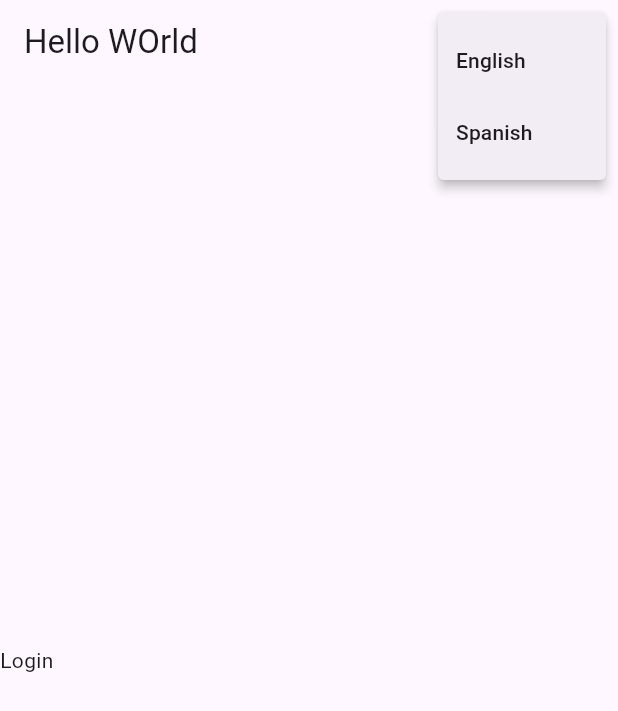
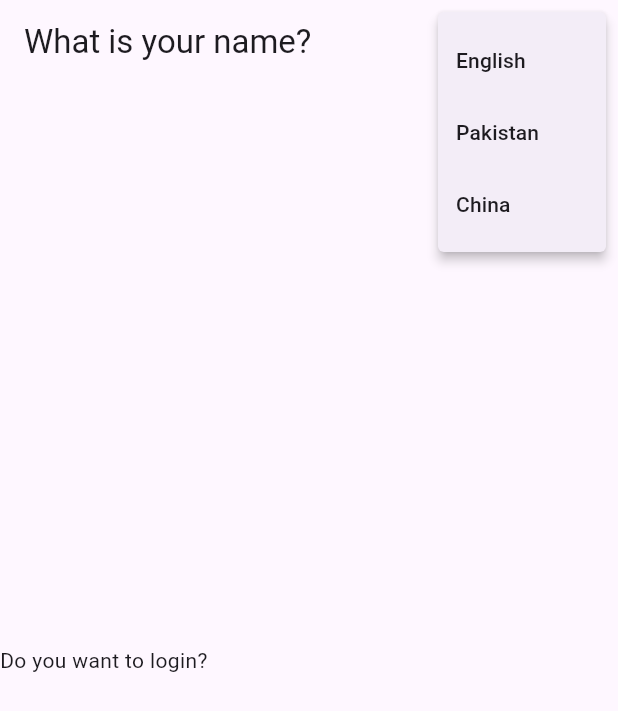
Before and after one commit to abdulhalim704/language_translate, a Flutter app: the screen it shows after launch, after a tap on the "more vert" icon, on a phone screen of 412 x 824 dp. Shown: the top 711 px of the screen. Run offline on Flutter 3.47's test engine with Material 3 defaults, Android fonts, the phone set to English and light mode, and no system bars; our stand-ins replace get, get_storage; generated files the repository leaves out were written again.

```diff
--- a/lib/home/home_screen.dart
+++ b/lib/home/home_screen.dart
@@ -1,54 +1,107 @@
+// home_screen.dart
+
 import 'package:flutter/material.dart';
+import 'package:get/get.dart';
+import 'package:language/providers/language_change_provider.dart';
 import 'package:flutter_gen/gen_l10n/app_localizations.dart';
-import 'package:language/providers/language_change_provider.dart';
-import 'package:provider/provider.dart';
 
-class HomeScreen extends StatefulWidget {
-  const HomeScreen({super.key});
+class HomeScreen extends StatelessWidget {
+  final LanguageChangeController languageController =
+  Get.find(); // Get the instance of LanguageChangeController
 
-  @override
-  State<HomeScreen> createState() => _HomeScreenState();
-}
-
-enum Language { english, spanish }
-
-class _HomeScreenState extends State<HomeScreen> {
   @override
   Widget build(BuildContext context) {
     return Scaffold(
       appBar: AppBar(
         actions: [
-          Consumer<LanguageChangeProvider>(builder: (context,provider,_){
-            return PopupMenuButton(
-              onSelected: (Language item){
-                if(Language.english.name == item.name){
-                  provider.changeLanguage(Locale('en'));
-                }else{
-                  provider.changeLanguage(Locale('es'));
-                }
+          PopupMenuButton<String>(
+            onSelected: (String languageCode) {
+              languageController.changeLanguage(languageCode);
+              Get.updateLocale(Locale(languageCode)); // Force update locale
             },
-              itemBuilder: (BuildContext context) => <PopupMenuEntry<Language>>[
+            itemBuilder: (BuildContext context) => <PopupMenuEntry<String>>[
               PopupMenuItem(
-                  value: Language.english,
+                value: 'en_US',
                 child: Text('English'),
               ),
               PopupMenuItem(
-                  value: Language.spanish,
-                  child: Text('Spanish'),
+                value: 'ur_PK',
+                child: Text('Pakistan')),
+              PopupMenuItem(
+                value: 'zh_CN',
+                child: Text('China'),
               ),
-
             ],
-            );
-          })
+          ),
         ],
-        title: Text(AppLocalizations.of(context)!.helloWorld),
+        title: Text('name'.tr),
       ),
       body: Column(
         mainAxisAlignment: MainAxisAlignment.center,
         children: [
-          Text(AppLocalizations.of(context)!.login),
+          Text('login'.tr),
         ],
       ),
     );
   }
 }
+
+// import 'package:flutter/material.dart';
+// import 'package:flutter_gen/gen_l10n/app_localizations.dart';
+// import 'package:language/providers/language_change_provider.dart';
+// import 'package:provider/provider.dart';
+//
+// class HomeScreen extends StatefulWidget {
+//   const HomeScreen({super.key});
+//
+//   @override
+//   State<HomeScreen> createState() => _HomeScreenState();
+// }
+//
+// enum Language { english, spanish, chiness }
+//
+// class _HomeScreenState extends State<HomeScreen> {
+//   @override
+//   Widget build(BuildContext context) {
+//     return Scaffold(
+//       appBar: AppBar(
+//         actions: [
+//           Consumer<LanguageChangeProvider>(builder: (context, provider, _) {
+//             return PopupMenuButton(
+//               onSelected: (Language item) {
+//                 if (Language.english.name == item.name) {
+//                   provider.changeLanguage(Locale('en'));
+//                 } else if (Language.chiness.name == item.name) {
+//                   provider.changeLanguage(Locale('zh'));
+//                 } else {
+//                   provider.changeLanguage(Locale('es'));
+//                 }
+//               },
+//               itemBuilder: (BuildContext context) => <PopupMenuEntry<Language>>[
+//                 PopupMenuItem(
+//                   value: Language.english,
+//                   child: Text('English'),
+//                 ),
+//                 PopupMenuItem(
+//                   value: Language.spanish,
+//                   child: Text('Spanish'),
+//                 ),
+//                 PopupMenuItem(
+//                   value: Language.chiness,
+//                   child: Text('Chiness'),
+//                 ),
+//               ],
+//             );
+//           })
+//         ],
+//         title: Text(AppLocalizations.of(context)!.helloWorld),
+//       ),
+//       body: Column(
+//         mainAxisAlignment: MainAxisAlignment.center,
+//         children: [
+//           Text(AppLocalizations.of(context)!.login),
+//         ],
+//       ),
+//     );
+//   }
+// }
--- /dev/null
+++ b/lib/home/languages.dart
@@ -0,0 +1,31 @@
+import 'package:get/get_navigation/src/root/internacionalization.dart';
+
+class Languages extends Translations{
+  @override
+
+  Map<String, Map<String, String>> get keys => {
+
+    // English
+    'en_US' : {
+      'name' : 'What is your name?',
+      'login' : 'Do you want to login?',
+      'hi' : 'Hi'
+    },
+    //Urdu
+    'ur_PK' : {
+      'name' : 'آپ کا نام کیا ہے؟',
+      'login' : 'کیا آپ لاگ ان کرنا چاہتے ہیں؟',
+      'hi' : 'ہیلو'
+    },
+
+    //chiness
+
+    'zh_CN' : {
+      'name' : '姓名',
+      'login' : '登入',
+      'hi' : '你好'
+    }
+
+
+  };
+}
--- /dev/null
+++ b/lib/l10n/app_zh.arb
@@ -0,0 +1,5 @@
+{
+  "helloWorld" : "你好世界",
+  "name" : "姓名",
+  "login" : "登录"
+}
--- a/lib/main.dart
+++ b/lib/main.dart
@@ -1,76 +1,121 @@
+// main.dart
+
 import 'package:flutter/material.dart';
+import 'package:get/get.dart';
+import 'package:get_storage/get_storage.dart';
 import 'package:language/home/home_screen.dart';
 import 'package:flutter_localizations/flutter_localizations.dart';
 import 'package:flutter_gen/gen_l10n/app_localizations.dart';
+import 'package:language/home/languages.dart';
 import 'package:language/providers/language_change_provider.dart';
-import 'package:provider/provider.dart';
-import 'package:shared_preferences/shared_preferences.dart';
 
 void main() async {
-  WidgetsFlutterBinding.ensureInitialized();
-  SharedPreferences sp = await SharedPreferences.getInstance();
-  final String languageCode = sp.getString('language_code') ??
-      ''; //first time user open app, then her language is empty by default language show english
-  runApp(MyApp(
-    locale: languageCode,
-  ));
+  await GetStorage.init(); // Initialize GetStorage
+  final languageCode =
+      GetStorage().read('language_code') ?? 'en_US'; // Read language code from GetStorage
+  runApp(MyApp(locale: languageCode));
 }
 
-class MyApp extends StatefulWidget {
+class MyApp extends StatelessWidget {
   final String locale;
+  final LanguageChangeController languageController =
+  Get.put(LanguageChangeController());
 
-  const MyApp({Key? key, required this.locale}) : super(key: key);
-
-  @override
-  _MyAppState createState() => _MyAppState();
-}
-
-class _MyAppState extends State<MyApp> {
-   late LanguageChangeProvider _languageChangeProvider;
-
-  @override
-  void initState() {
-    super.initState();
-    _languageChangeProvider = LanguageChangeProvider();
-    _initializeLanguage();
+  MyApp({Key? key, required this.locale}) : super(key: key) {
+    // Read the language code from GetStorage at startup and pass it to LanguageChangeController
+    final String languageCode =
+        GetStorage().read('language_code') ?? 'en_US'; // Default to English if not found
+    languageController.changeLanguage(languageCode);
   }
-
-  Future<void> _initializeLanguage() async {
-    final String initialLanguageCode =
-    widget.locale.isEmpty ? 'en' : widget.locale;
-    final Locale initialLocale = Locale(initialLanguageCode);
-    await _languageChangeProvider.changeLanguage(initialLocale);
-  }
-
 
   @override
   Widget build(BuildContext context) {
-    return MultiProvider(
-      providers: [
-        ChangeNotifierProvider.value(value: _languageChangeProvider),
-      ],
-      child: Consumer<LanguageChangeProvider>(
-        builder: (context, provider, _) {
-          return MaterialApp(
-            debugShowCheckedModeBanner: false,
-            locale: provider.applocal,
-            title: 'Flutter Demo',
-            localizationsDelegates: const [
-              AppLocalizations.delegate,
-              GlobalCupertinoLocalizations.delegate,
-              GlobalMaterialLocalizations.delegate,
-              GlobalWidgetsLocalizations.delegate,
-            ],
-            supportedLocales: const [Locale('en'), Locale('es')],
-            theme: ThemeData(
-              colorScheme:
-              ColorScheme.fromSeed(seedColor: Colors.deepPurple),
-              useMaterial3: true,
-            ),
-            home: const HomeScreen(),
-          );
-        },
-      ),
+    return GetMaterialApp(
+      home: HomeScreen(),
+      translations: Languages(), // Declare translations
+      locale: Locale(locale), // Set initial locale
+      fallbackLocale: Locale('en', 'US'), // Set fallback locale
     );
   }
 }
+
+// import 'package:flutter/material.dart';
+// import 'package:language/home/home_screen.dart';
+// import 'package:flutter_localizations/flutter_localizations.dart';
+// import 'package:flutter_gen/gen_l10n/app_localizations.dart';
+// import 'package:language/providers/language_change_provider.dart';
+// import 'package:provider/provider.dart';
+// import 'package:shared_preferences/shared_preferences.dart';
+//
+// void main() async {
+//   WidgetsFlutterBinding.ensureInitialized();
+//   SharedPreferences sp = await SharedPreferences.getInstance();
+//   final String languageCode = sp.getString('language_code') ??
+//       ''; //first time user open app, then her language is empty by default language show english
+//   runApp(MyApp(
+//     locale: languageCode,
+//   ));
+// }
+//
+// class MyApp extends StatefulWidget {
+//   final String locale;
+//
+//   const MyApp({Key? key, required this.locale}) : super(key: key);
+//
+//   @override
+//   _MyAppState createState() => _MyAppState();
+// }
+//
+// class _MyAppState extends State<MyApp> {
+//    late LanguageChangeProvider _languageChangeProvider;
+//
+//   @override
+//   void initState() {
+//     super.initState();
+//     _languageChangeProvider = LanguageChangeProvider();
+//     _initializeLanguage();
+//   }
+//
+//   Future<void> _initializeLanguage() async {
+//     final String initialLanguageCode =
+//     widget.locale.isEmpty ? 'en' : widget.locale;
+//     final Locale initialLocale = Locale(initialLanguageCode);
+//     await _languageChangeProvider.changeLanguage(initialLocale);
+//   }
+//
+//
+//   @override
+//   Widget build(BuildContext context) {
+//     return MultiProvider(
+//       providers: [
+//         ChangeNotifierProvider.value(value: _languageChangeProvider),
+//       ],
+//       child: Consumer<LanguageChangeProvider>(
+//         builder: (context, provider, _) {
+//           return MaterialApp(
+//             debugShowCheckedModeBanner: false,
+//             locale: provider.applocal,
+//             title: 'Flutter Demo',
+//             localizationsDelegates: const [
+//               AppLocalizations.delegate,
+//               GlobalCupertinoLocalizations.delegate,
+//               GlobalMaterialLocalizations.delegate,
+//               GlobalWidgetsLocalizations.delegate,
+//             ],
+//             supportedLocales: const [Locale('en'), Locale('es'),Locale('zh')],
+//             theme: ThemeData(
+//               colorScheme:
+//               ColorScheme.fromSeed(seedColor: Colors.deepPurple),
+//               useMaterial3: true,
+//             ),
+//             home: const HomeScreen(),
+//           );
+//         },
+//       ),
+//     );
+//   }
+// }
+//
+//
+//
+//
--- a/lib/providers/language_change_provider.dart
+++ b/lib/providers/language_change_provider.dart
@@ -1,28 +1,26 @@
+// language_change_provider.dart
+
 import 'dart:ui';
+import 'package:get/get.dart';
+import 'package:get_storage/get_storage.dart';
 
-import 'package:flutter/foundation.dart';
-import 'package:shared_preferences/shared_preferences.dart';
-
-class LanguageChangeProvider extends ChangeNotifier {
+class LanguageChangeController extends GetxController {
   Locale? _appLocal;
   Locale? get applocal => _appLocal;
 
-  Future<void> changeLanguage(Locale languageType) async {
-    SharedPreferences sp = await SharedPreferences.getInstance();
-    _appLocal = languageType;
-    if (languageType == const Locale('en')) {
-      await sp.setString('language_code', 'en');
-    } else {
-      await sp.setString('language_code', 'es');
-    }
-    notifyListeners();
+  Future<void> changeLanguage(String languageType) async {
+    final box = GetStorage();
+    _appLocal = Locale(languageType);
+    await box.write('language_code', languageType); // Write language code to GetStorage
+    update(); // Notify listeners to update UI
   }
-
 }
 
 
 
+//
 // import 'dart:ui';
+//
 // import 'package:flutter/foundation.dart';
 // import 'package:shared_preferences/shared_preferences.dart';
 //
@@ -30,11 +28,13 @@ class LanguageChangeProvider extends ChangeNotifier {
 //   Locale? _appLocal;
 //   Locale? get applocal => _appLocal;
 //
-//   void changeLanguage(Locale languageType) async {
+//   Future<void> changeLanguage(Locale languageType) async {
 //     SharedPreferences sp = await SharedPreferences.getInstance();
 //     _appLocal = languageType;
 //     if (languageType == const Locale('en')) {
 //       await sp.setString('language_code', 'en');
+//     } else if (languageType == const Locale('zh')) {
+//       await sp.setString('language_code', 'zh');
 //     } else {
 //       await sp.setString('language_code', 'es');
 //     }
--- a/pubspec.yaml
+++ b/pubspec.yaml
@@ -36,8 +36,10 @@ dependencies:
   # Use with the CupertinoIcons class for iOS style icons.
   cupertino_icons: ^1.0.6
   provider:
+  get:
   shared_preferences:
   intl:
+  get_storage:
   flutter_localizations:
     sdk: flutter
 
```
Also changed, not shown: pubspec.lock. Lines whose indentation alone changed are shown as unchanged.
